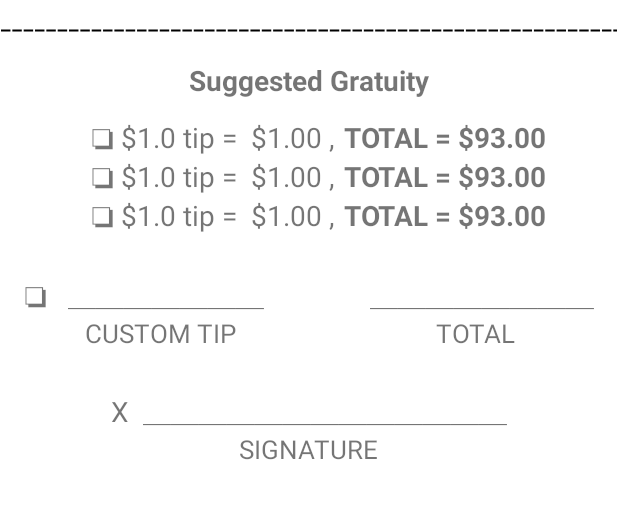
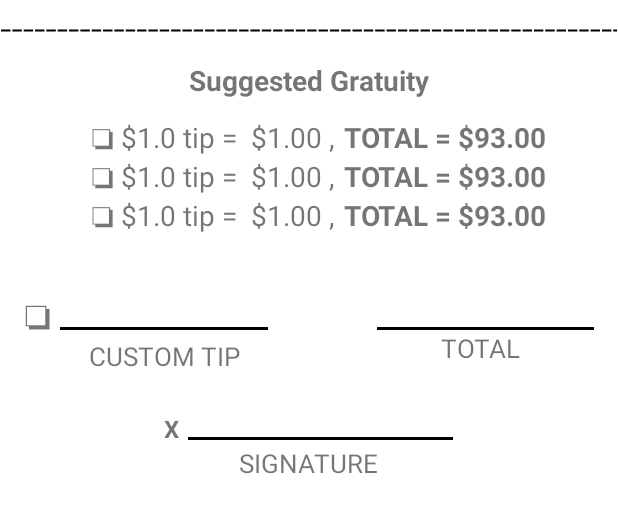
Before and after one commit to CHEQPlease/Receiptify, an Android app: the layout layout_p_gratuity_section.xml on its own in the app's theme, with its tools: preview values and no code run, on a phone screen of 412 x 824 dp. Shown: the top 513 px of the screen. Run offline under Robolectric (Android 15) with nearby library versions, the phone set to English and light mode, and no system bars.

Commit message:
Added Gratuity in Customer Receipt

```diff
--- a/app/src/main/java/com/cheq/receiptify/MainActivity.kt
+++ b/app/src/main/java/com/cheq/receiptify/MainActivity.kt
@@ -22,7 +22,7 @@ class MainActivity : AppCompatActivity() {
               "totalItems": "2",
               "orderNo": "K10",
               "tableNo": "234",
-              "receiptType": "merchant",
+              "receiptType": "customer",
               "deviceType": "pos",
               "timeOfOrder": "Placed at : 01/12/2023 03:57 AM AKST",
               "paymentQRLink": "https://raw.githubusercontent.com/CHEQPlease/Receiptify/bd90ec14f119a9d767ab765d5a59057bcccabd33/app/src/main/java/com/cheq/receiptify/MainActivity.kt",
--- a/receiptify/src/main/java/com/cheq/receiptify/adapter/pos/PBreakdownListAdapter.kt
+++ b/receiptify/src/main/java/com/cheq/receiptify/adapter/pos/PBreakdownListAdapter.kt
@@ -25,6 +25,7 @@ class PBreakdownListAdapter(private val breakdowns: List<Breakdown>) : RecyclerV
             val existingSize = holder.binding.tvBreakdownKeyName.textSize
             val typeface = holder.binding.tvBreakdownKeyName.typeface
             holder.binding.tvBreakdownKeyName.setTypeface(typeface,android.graphics.Typeface.BOLD)
+            holder.binding.tvBreakdownKeyValue.setTypeface(typeface,android.graphics.Typeface.BOLD)
             holder.binding.tvBreakdownKeyName.setTextSize(TypedValue.COMPLEX_UNIT_PX,existingSize + 25f)
             holder.binding.tvBreakdownKeyValue.setTextSize(TypedValue.COMPLEX_UNIT_PX,existingSize + 25f)
         }
--- /dev/null
+++ b/receiptify/src/main/res/drawable/underline.xml
@@ -0,0 +1,8 @@
+<?xml version="1.0" encoding="utf-8"?>
+<layer-list xmlns:android="http://schemas.android.com/apk/res/android">
+    <item android:top="-8dp" android:left="-8dp" android:right="-8dp">
+        <shape>
+            <stroke android:color="#000" android:width="2dp"/>
+        </shape>
+    </item>
+</layer-list>
--- a/receiptify/src/main/res/layout/layout_p_customer_kiosk_receipt.xml
+++ b/receiptify/src/main/res/layout/layout_p_customer_kiosk_receipt.xml
@@ -15,7 +15,7 @@
     <!-- Whitespace for line feed-->
     <View
         android:layout_width="match_parent"
-        android:layout_height="6mm"/>
+        android:layout_height="2mm"/>
 
     <!--  Top Section -->
     <LinearLayout
--- a/receiptify/src/main/res/layout/layout_p_gratuity_section.xml
+++ b/receiptify/src/main/res/layout/layout_p_gratuity_section.xml
@@ -21,7 +21,7 @@
             android:src="@drawable/dotted_line"
             android:layout_marginTop="3mm"
             android:layout_marginBottom="1mm"
-            tools:ignore="Suspicious0dp" />
+            tools:ignore="InOrMmUsage,Suspicious0dp" />
 
         <TextView
             android:id="@+id/tv_suggested_gratuity"
@@ -46,6 +46,7 @@
         <RelativeLayout
             android:paddingRight="2.5mm"
             android:paddingLeft="2.5mm"
+            android:layout_marginTop="2mm"
             android:layout_width="match_parent"
             android:layout_height="wrap_content">
 
@@ -56,18 +57,32 @@
                 android:layout_width="wrap_content"
                 android:layout_height="wrap_content">
 
-                <TextView
+
+                <LinearLayout
                     android:layout_width="wrap_content"
-                    android:layout_height="wrap_content"
-                    android:textSize="3mm"
-                    android:text="❏   ＿＿＿＿＿＿＿"
-                    />
+                    android:layout_height="wrap_content">
+
+                    <TextView
+                        android:layout_width="wrap_content"
+                        android:layout_height="wrap_content"
+                        android:text="❏"
+                        android:textSize="3.5mm"
+                        />
+
+                    <ImageView
+                        android:layout_width="22mm"
+                        android:layout_height="4mm"
+                        android:src="@drawable/underline"
+                        android:layout_marginLeft="1mm" />
+
+                </LinearLayout>
 
                 <TextView
                     android:layout_width="wrap_content"
                     android:layout_height="wrap_content"
                     android:textSize="2.8mm"
-                    android:layout_marginLeft="6.5mm"
+                    android:layout_gravity="center"
+                    android:layout_marginLeft="2mm"
                     android:text="@string/custom_tip"
                     />
 
@@ -82,19 +97,19 @@
                 android:layout_height="wrap_content"
                 android:layout_alignParentEnd="true">
 
-                <TextView
-                    android:layout_width="wrap_content"
-                    android:layout_height="wrap_content"
-                    android:textSize="3mm"
-                    android:text="＿＿＿＿＿＿＿＿"
-                    tools:ignore="HardcodedText" />
+                <ImageView
+                    android:layout_width="23mm"
+                    android:layout_height="4mm"
+                    android:src="@drawable/underline"
+                    android:layout_marginLeft="1mm" />
+
 
                 <TextView
                     android:layout_width="wrap_content"
                     android:layout_height="wrap_content"
                     android:textSize="2.8mm"
-                    android:layout_gravity="end"
-                    android:text="TOTAL             "
+                    android:layout_gravity="center"
+                    android:text="TOTAL"
                     tools:ignore="HardcodedText" />
 
 
@@ -110,12 +125,26 @@
                 android:layout_width="wrap_content"
                 android:layout_height="wrap_content">
 
-                <TextView
+                <LinearLayout
                     android:layout_width="wrap_content"
-                    android:layout_height="wrap_content"
-                    android:textSize="3mm"
-                    android:text="X  ＿＿＿＿＿＿＿＿＿＿＿＿＿"
-                    tools:ignore="HardcodedText" />
+                    android:layout_height="wrap_content">
+
+                    <TextView
+                        android:layout_width="wrap_content"
+                        android:layout_height="wrap_content"
+                        android:text="X"
+                        android:textStyle="bold"
+                        android:textSize="2.5mm"
+                        />
+
+                    <ImageView
+                        android:layout_width="28mm"
+                        android:layout_height="3mm"
+                        android:src="@drawable/underline"
+                        android:layout_marginLeft="1mm" />
+
+                </LinearLayout>
+
 
                 <TextView
                     android:layout_width="wrap_content"
--- a/receiptify/src/main/res/layout/layout_p_merchant_receipt.xml
+++ b/receiptify/src/main/res/layout/layout_p_merchant_receipt.xml
@@ -14,7 +14,7 @@
     <!-- Whitespace for line feed-->
     <View
         android:layout_width="match_parent"
-        android:layout_height="6mm"/>
+        android:layout_height="2mm"/>
 
     <!-- Brand Name -->
     <LinearLayout
@@ -101,7 +101,7 @@
         tools:listitem="@layout/layout_p_meta_info"
         />
 
-    <!-- Divider -->
+    <!-- Suggested Gratuity Section -->
     <include
         android:id="@+id/include_gratuity_section"
         layout="@layout/layout_p_gratuity_section"
@@ -147,6 +147,7 @@
             android:layout_gravity="center"
             android:text="@string/cheq"
             android:textSize="3mm"
+            android:layout_marginLeft="1mm"
             android:textStyle="bold"
             />
 
--- a/receiptify/src/main/res/layout/layout_p_meta_info.xml
+++ b/receiptify/src/main/res/layout/layout_p_meta_info.xml
@@ -13,7 +13,6 @@
         android:layout_width="wrap_content"
         android:layout_height="wrap_content"
         tools:text="@tools:sample/lorem"
-        android:textStyle="bold"
         android:textSize="3.5mm"
         />
 
@@ -30,8 +29,7 @@
         android:layout_width="wrap_content"
         android:layout_height="wrap_content"
         tools:text="$4.00"
-        android:textStyle="bold"
-        android:textSize="4mm"
+        android:textSize="3.5mm"
         android:gravity="end"
         />
 
--- a/receiptify/src/main/res/layout/layout_p_purchased_items.xml
+++ b/receiptify/src/main/res/layout/layout_p_purchased_items.xml
@@ -21,7 +21,6 @@
             android:layout_height="wrap_content"
             android:paddingRight="3mm"
             tools:text="Egg"
-            android:textStyle="bold"
             android:textSize="4mm"
             tools:ignore="NestedWeights"
             android:paddingEnd="3mm" />
@@ -32,7 +31,6 @@
             android:layout_height="wrap_content"
             tools:text="-- Cucumber\n-- Carrot"
             android:textSize="3mm"
-            android:textStyle="bold"
             />
 
     </LinearLayout>
@@ -41,10 +39,9 @@
         android:id="@+id/tv_qty"
         android:layout_width="0dp"
         android:layout_height="wrap_content"
-        android:layout_marginEnd="2mm"
+        android:layout_marginRight="2mm"
         tools:text="123"
         android:gravity="end"
-        android:textStyle="bold"
         android:layout_weight="1"
         android:textSize="4mm"
         tools:ignore="InOrMmUsage" />
@@ -57,7 +54,6 @@
         tools:text="$4000.00"
         android:textSize="4mm"
         android:gravity="end"
-        android:textStyle="bold"
         android:layout_weight="2.5"
         tools:ignore="InOrMmUsage" />
 
--- a/receiptify/src/main/res/values/strings.xml
+++ b/receiptify/src/main/res/values/strings.xml
@@ -7,7 +7,7 @@
     <string name="suggested_gratuity">Suggested Gratuity</string>
     <string name="merchant_copy">MERCHANT COPY</string>
     <string name="powered_by">POWERED BY</string>
-    <string name="cheq"> CHEQ </string>
+    <string name="cheq">CHEQ</string>
     <string name="custom_tip">CUSTOM TIP</string>
 
 </resources>
```
Also changed, not shown: receiptify/src/main/java/com/cheq/receiptify/Receiptify.kt (+13 -0 lines), receiptify/src/main/res/layout/layout_p_customer_pos_receipt.xml (+6 -2 lines).
